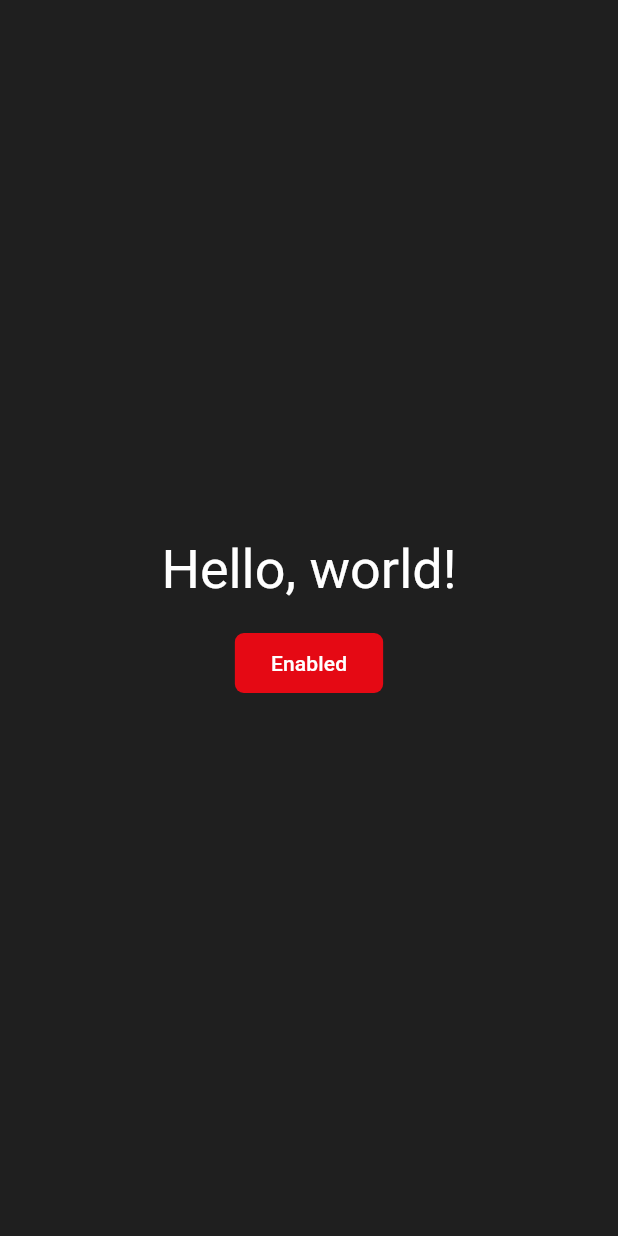
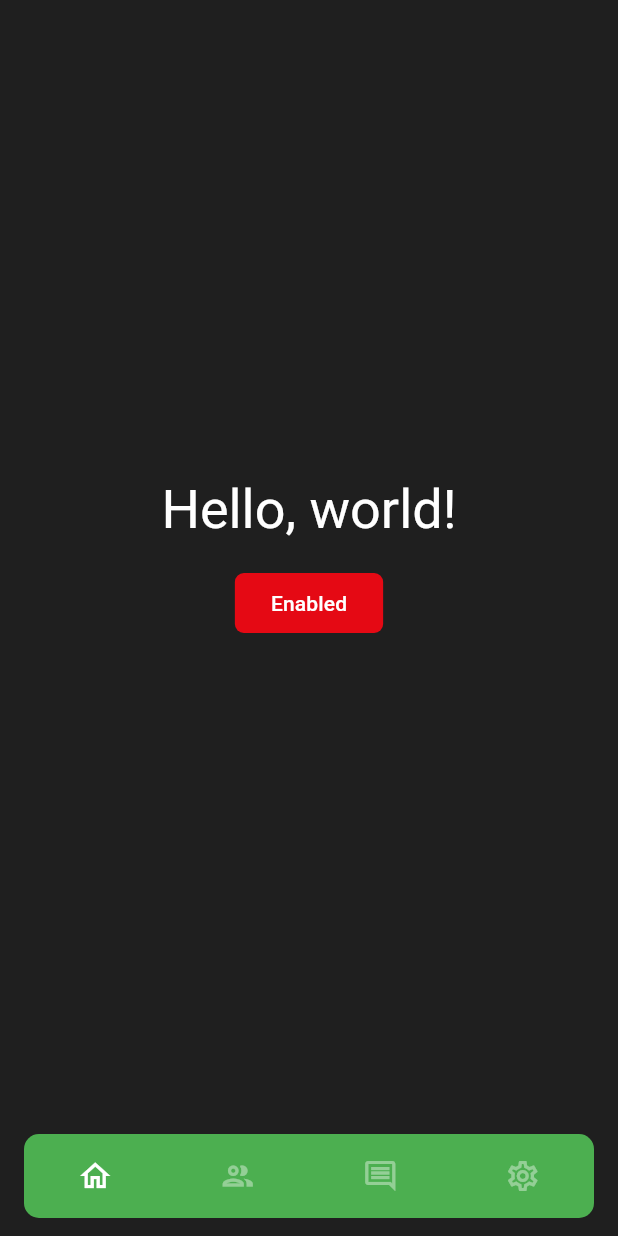
Before and after one commit to Legal-Mentors-Network/frontend, a Flutter app: the screen it shows after launch, on a phone screen of 412 x 824 dp. Run offline on Flutter 3.47's test engine with Material 3 defaults, Android fonts, the phone set to English and light mode, and no system bars; our stand-ins replace flutter_riverpod, go_router.

Commit message:
wip: add bottom bar

```diff
--- a/app/analysis_options.yaml
+++ b/app/analysis_options.yaml
@@ -1,6 +1,8 @@
 include: package:lint/analysis_options.yaml
 
 analyzer:
+  errors:
+    use_setters_to_change_properties: ignore
   exclude:
     - "**.freezed.dart"
     - "**.g.dart"
@@ -9,3 +11,4 @@ linter:
   rules:
     sort_pub_dependencies: false
     avoid_classes_with_only_static_members: false
+    use_setters_to_change_properties: false
--- /dev/null
+++ b/app/lib/common/components/bottom_bar/bottom_bar.dart
@@ -0,0 +1,57 @@
+import 'package:flutter/material.dart';
+import 'package:flutter_riverpod/flutter_riverpod.dart';
+import 'package:lmn/common/components/bottom_bar/nav_item.dart';
+import 'package:lmn/common/components/bottom_bar/state.dart';
+import 'package:lmn/router/route.dart' as app_route;
+import 'package:lmn/router/routes.dart';
+
+class AppBottomBar extends ConsumerWidget {
+  const AppBottomBar({super.key});
+
+  @override
+  Widget build(BuildContext context, WidgetRef ref) {
+    final activeRoute = ref.watch(bottomBarState);
+
+    debugPrint("active route: $activeRoute");
+
+    void onTap(app_route.Route route) {
+      debugPrint("route: ${route.name} ${route.path}");
+      ref.read(bottomBarState.notifier).setRoute(route);
+    }
+
+    return BottomAppBar(
+      elevation: 0.0,
+      child: ClipRRect(
+        borderRadius: BorderRadius.circular(10),
+        child: Container(
+          height: 60,
+          color: Colors.green,
+          child: Row(
+            children: [
+              NavItem(
+                icon: Icons.home_outlined,
+                onTap: () => onTap(Routes.home),
+                selected: activeRoute == Routes.home.path,
+              ),
+              NavItem(
+                icon: Icons.group_outlined,
+                onTap: () => onTap(Routes.matches),
+                selected: activeRoute == Routes.matches.path,
+              ),
+              NavItem(
+                icon: Icons.comment_outlined,
+                onTap: () => onTap(Routes.conversations),
+                selected: activeRoute == Routes.conversations.path,
+              ),
+              NavItem(
+                icon: Icons.settings_outlined,
+                onTap: () => onTap(Routes.placeholder),
+                selected: activeRoute == Routes.placeholder.path,
+              ),
+            ],
+          ),
+        ),
+      ),
+    );
+  }
+}
--- /dev/null
+++ b/app/lib/common/components/bottom_bar/nav_item.dart
@@ -0,0 +1,27 @@
+import 'package:flutter/material.dart';
+
+class NavItem extends StatelessWidget {
+  const NavItem({
+    super.key,
+    required this.icon,
+    required this.onTap,
+    this.selected = false,
+  });
+
+  final IconData icon;
+  final Function() onTap;
+  final bool selected;
+
+  @override
+  Widget build(BuildContext context) {
+    return Expanded(
+      child: InkWell(
+        onTap: onTap,
+        child: Icon(
+          icon,
+          color: selected ? Colors.white : Colors.white.withOpacity(0.4),
+        ),
+      ),
+    );
+  }
+}
--- /dev/null
+++ b/app/lib/common/components/bottom_bar/state.dart
@@ -0,0 +1,14 @@
+import 'package:flutter_riverpod/flutter_riverpod.dart';
+import 'package:lmn/router/route.dart';
+import 'package:lmn/router/routes.dart';
+
+class BottomBarNotifier extends Notifier<String> {
+  @override
+  String build() => Routes.home.path;
+
+  void setRoute(Route route) {
+    state = route.path;
+  }
+}
+
+final bottomBarState = NotifierProvider<BottomBarNotifier, String>(BottomBarNotifier.new);
--- a/app/lib/common/layouts/main_layout.dart
+++ b/app/lib/common/layouts/main_layout.dart
@@ -1,4 +1,5 @@
 import 'package:flutter/material.dart';
+import 'package:lmn/common/components/bottom_bar/bottom_bar.dart';
 import 'package:lmn/common/extensions.dart';
 
 class AppLayout extends StatelessWidget {
@@ -13,6 +14,7 @@ class AppLayout extends StatelessWidget {
       body: SafeArea(
         child: child,
       ),
+      bottomNavigationBar: const AppBottomBar(),
     );
   }
 }
```
